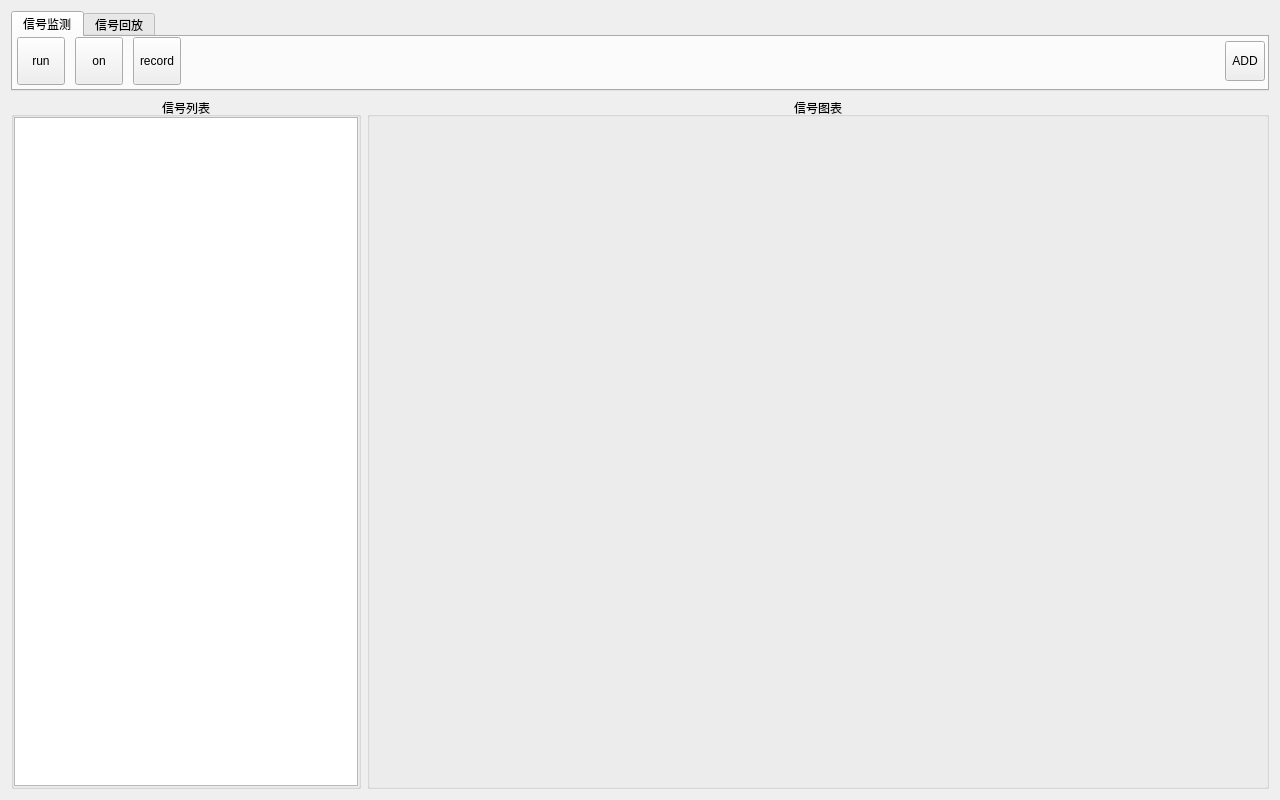
Above: dialogs/monitordialog.ui from L-Net-1992/ADAS_AD_Developer before the change. Below: the same form after it.
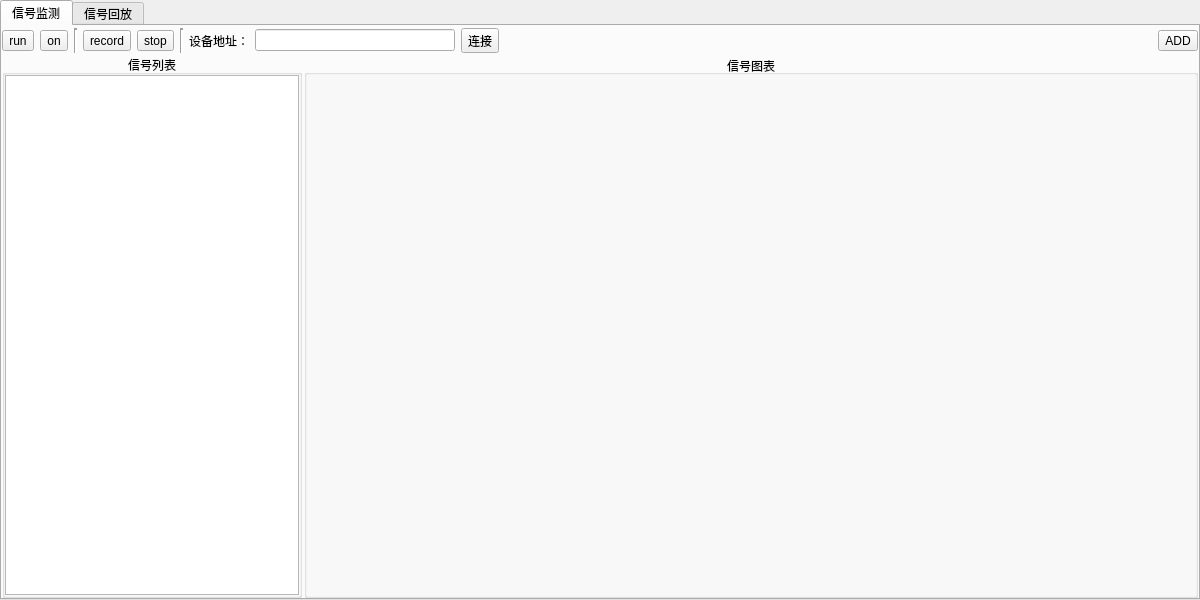
That is the form after the change. Icons and pictures are not drawn.

Commit message: 修改monitor界面，添加录制结束按键；添加鼠标控制chart放大缩小；删除部分无用文件

```diff
--- a/dialogs/monitordialog.ui
+++ b/dialogs/monitordialog.ui
@@ -6,22 +6,31 @@
    <rect>
     <x>0</x>
     <y>0</y>
-    <width>1280</width>
-    <height>800</height>
+    <width>1200</width>
+    <height>600</height>
    </rect>
   </property>
   <property name="windowTitle">
    <string>MonitorDialog</string>
   </property>
   <layout class="QVBoxLayout" name="verticalLayout_3">
+   <property name="spacing">
+    <number>0</number>
+   </property>
+   <property name="leftMargin">
+    <number>0</number>
+   </property>
+   <property name="topMargin">
+    <number>0</number>
+   </property>
+   <property name="rightMargin">
+    <number>0</number>
+   </property>
+   <property name="bottomMargin">
+    <number>0</number>
+   </property>
    <item>
     <widget class="QTabWidget" name="tabWidget">
-     <property name="maximumSize">
-      <size>
-       <width>16777215</width>
-       <height>80</height>
-      </size>
-     </property>
      <property name="currentIndex">
       <number>0</number>
      </property>
@@ -29,41 +38,53 @@
       <attribute name="title">
        <string>信号监测</string>
       </attribute>
-      <widget class="QToolButton" name="btn_monitor_stop">
-       <property name="geometry">
-        <rect>
-         <x>62</x>
-         <y>0</y>
-         <width>48</width>
-         <height>48</height>
-        </rect>
+      <layout class="QVBoxLayout" name="verticalLayout_4">
+       <property name="spacing">
+        <number>0</number>
        </property>
-       <property name="toolTip">
-        <string>stop</string>
+       <property name="leftMargin">
+        <number>0</number>
        </property>
-       <property name="text">
-        <string>on</string>
+       <property name="topMargin">
+        <number>0</number>
        </property>
-       <property name="icon">
-        <iconset resource="../image.qrc">
-         <normaloff>:/res/stop.png</normaloff>:/res/stop.png</iconset>
+       <property name="rightMargin">
+        <number>0</number>
        </property>
-       <property name="iconSize">
+       <property name="bottomMargin">
+        <number>0</number>
+       </property>
+       <item>
+        <widget class="QWidget" name="widget_2" native="true">
+         <property name="maximumSize">
         <size>
-         <width>40</width>
-         <height>40</height>
-        </size>
-       </property>
-      </widget>
+           <width>16777215</width>
+           <height>48</height>
+          </size>
+         </property>
+         <property name="font">
+          <font>
+           <kerning>true</kerning>
+          </font>
+         </property>
+         <property name="autoFillBackground">
+          <bool>false</bool>
+         </property>
+         <layout class="QHBoxLayout" name="horizontalLayout_3">
+          <property name="leftMargin">
+           <number>0</number>
+          </property>
+          <property name="topMargin">
+           <number>2</number>
+          </property>
+          <property name="rightMargin">
+           <number>0</number>
+          </property>
+          <property name="bottomMargin">
+           <number>2</number>
+          </property>
+          <item>
       <widget class="QToolButton" name="btn_monitor_start">
-       <property name="geometry">
-        <rect>
-         <x>4</x>
-         <y>0</y>
-         <width>48</width>
-         <height>48</height>
-        </rect>
-       </property>
        <property name="toolTip">
         <string>start</string>
        </property>
@@ -83,16 +104,53 @@
        <property name="checkable">
         <bool>false</bool>
        </property>
-      </widget>
+            <property name="checked">
+             <bool>false</bool>
+            </property>
+           </widget>
+          </item>
+          <item>
+           <widget class="QToolButton" name="btn_monitor_stop">
+            <property name="toolTip">
+             <string>停止</string>
+            </property>
+            <property name="text">
+             <string>on</string>
+            </property>
+            <property name="icon">
+             <iconset resource="../image.qrc">
+              <normaloff>:/res/stop.png</normaloff>:/res/stop.png</iconset>
+            </property>
+            <property name="iconSize">
+             <size>
+              <width>40</width>
+              <height>40</height>
+             </size>
+            </property>
+           </widget>
+          </item>
+          <item>
+           <widget class="Line" name="line_2">
+            <property name="font">
+             <font>
+              <pointsize>20</pointsize>
+              <bold>true</bold>
+              <kerning>true</kerning>
+             </font>
+            </property>
+            <property name="frameShadow">
+             <enum>QFrame::Sunken</enum>
+            </property>
+            <property name="lineWidth">
+             <number>2</number>
+            </property>
+            <property name="orientation">
+             <enum>Qt::Vertical</enum>
+            </property>
+           </widget>
+          </item>
+          <item>
       <widget class="QToolButton" name="btn_monitor_record">
-       <property name="geometry">
-        <rect>
-         <x>120</x>
-         <y>0</y>
-         <width>48</width>
-         <height>48</height>
-        </rect>
-       </property>
        <property name="toolTip">
         <string>signal record</string>
        </property>
@@ -102,6 +160,9 @@
        <property name="whatsThis">
         <string/>
        </property>
+            <property name="autoFillBackground">
+             <bool>true</bool>
+            </property>
        <property name="text">
         <string>record</string>
        </property>
@@ -119,14 +180,116 @@
         <bool>false</bool>
        </property>
       </widget>
-      <widget class="QToolButton" name="btn_add">
-       <property name="geometry">
-        <rect>
-         <x>1212</x>
-         <y>4</y>
+          </item>
+          <item>
+           <widget class="QToolButton" name="btn_monitor_record_stop">
+            <property name="toolTip">
+             <string>停止</string>
+            </property>
+            <property name="text">
+             <string>stop</string>
+            </property>
+            <property name="icon">
+             <iconset resource="../image.qrc">
+              <normaloff>:/res/Stop1.png</normaloff>:/res/Stop1.png</iconset>
+            </property>
+            <property name="iconSize">
+             <size>
          <width>40</width>
          <height>40</height>
-        </rect>
+             </size>
+            </property>
+           </widget>
+          </item>
+          <item>
+           <widget class="Line" name="line">
+            <property name="font">
+             <font>
+              <pointsize>20</pointsize>
+              <bold>true</bold>
+              <kerning>true</kerning>
+             </font>
+            </property>
+            <property name="frameShadow">
+             <enum>QFrame::Sunken</enum>
+            </property>
+            <property name="lineWidth">
+             <number>2</number>
+            </property>
+            <property name="orientation">
+             <enum>Qt::Vertical</enum>
+            </property>
+           </widget>
+          </item>
+          <item>
+           <widget class="QLabel" name="label">
+            <property name="text">
+             <string>设备地址：</string>
+            </property>
+           </widget>
+          </item>
+          <item>
+           <widget class="QLineEdit" name="lineEdit">
+            <property name="maximumSize">
+             <size>
+              <width>200</width>
+              <height>16777215</height>
+             </size>
+            </property>
+            <property name="styleSheet">
+             <string notr="true">color: rgb(114, 159, 207);</string>
+            </property>
+           </widget>
+          </item>
+          <item>
+           <widget class="QToolButton" name="btn_device_connect">
+            <property name="toolTip">
+             <string>连接设备</string>
+            </property>
+            <property name="statusTip">
+             <string/>
+            </property>
+            <property name="whatsThis">
+             <string/>
+            </property>
+            <property name="text">
+             <string>连接</string>
+            </property>
+            <property name="icon">
+             <iconset resource="../image.qrc">
+              <normaloff>:/res/device.png</normaloff>:/res/device.png</iconset>
+            </property>
+            <property name="iconSize">
+             <size>
+              <width>24</width>
+              <height>24</height>
+             </size>
+            </property>
+            <property name="checkable">
+             <bool>false</bool>
+            </property>
+            <property name="toolButtonStyle">
+             <enum>Qt::ToolButtonTextBesideIcon</enum>
+            </property>
+           </widget>
+          </item>
+          <item>
+           <spacer name="horizontalSpacer_2">
+            <property name="orientation">
+             <enum>Qt::Horizontal</enum>
+            </property>
+            <property name="sizeHint" stdset="0">
+             <size>
+              <width>289</width>
+              <height>20</height>
+             </size>
+            </property>
+           </spacer>
+          </item>
+          <item>
+           <widget class="QToolButton" name="btn_add_chart">
+            <property name="toolTip">
+             <string>添加</string>
        </property>
        <property name="text">
         <string>ADD</string>
@@ -139,11 +302,144 @@
         <enum>Qt::ToolButtonTextUnderIcon</enum>
        </property>
       </widget>
-     </widget>
-     <widget class="QWidget" name="tab_2">
+          </item>
+         </layout>
+        </widget>
+       </item>
+       <item>
+        <layout class="QHBoxLayout" name="horizontalLayout_6">
+         <property name="spacing">
+          <number>2</number>
+         </property>
+         <item>
+          <widget class="QGroupBox" name="groupBox_3">
+           <property name="maximumSize">
+            <size>
+             <width>300</width>
+             <height>16777215</height>
+            </size>
+           </property>
+           <property name="title">
+            <string>信号列表</string>
+           </property>
+           <property name="alignment">
+            <set>Qt::AlignHCenter|Qt::AlignTop</set>
+           </property>
+           <layout class="QHBoxLayout" name="horizontalLayout_5">
+            <property name="spacing">
+             <number>1</number>
+            </property>
+            <property name="leftMargin">
+             <number>0</number>
+            </property>
+            <property name="topMargin">
+             <number>0</number>
+            </property>
+            <property name="rightMargin">
+             <number>0</number>
+            </property>
+            <property name="bottomMargin">
+             <number>0</number>
+            </property>
+            <item>
+             <widget class="QTableWidget" name="monitortableWidget"/>
+            </item>
+           </layout>
+          </widget>
+         </item>
+         <item>
+          <widget class="QGroupBox" name="groupBox_4">
+           <property name="minimumSize">
+            <size>
+             <width>150</width>
+             <height>0</height>
+            </size>
+           </property>
+           <property name="autoFillBackground">
+            <bool>false</bool>
+           </property>
+           <property name="title">
+            <string>信号图表</string>
+           </property>
+           <property name="alignment">
+            <set>Qt::AlignCenter</set>
+           </property>
+           <layout class="QVBoxLayout" name="verticalLayout_5">
+            <property name="spacing">
+             <number>1</number>
+            </property>
+            <property name="leftMargin">
+             <number>0</number>
+            </property>
+            <property name="topMargin">
+             <number>0</number>
+            </property>
+            <property name="rightMargin">
+             <number>0</number>
+            </property>
+            <property name="bottomMargin">
+             <number>0</number>
+            </property>
+           </layout>
+          </widget>
+         </item>
+        </layout>
+       </item>
+      </layout>
+     </widget>
+     <widget class="QWidget" name="tab_signal_replay">
       <attribute name="title">
        <string>信号回放</string>
       </attribute>
+      <layout class="QVBoxLayout" name="verticalLayout">
+       <property name="spacing">
+        <number>0</number>
+       </property>
+       <property name="leftMargin">
+        <number>0</number>
+       </property>
+       <property name="topMargin">
+        <number>0</number>
+       </property>
+       <property name="rightMargin">
+        <number>0</number>
+       </property>
+       <property name="bottomMargin">
+        <number>0</number>
+       </property>
+       <item>
+        <widget class="QWidget" name="widget" native="true">
+         <property name="maximumSize">
+          <size>
+           <width>16777215</width>
+           <height>48</height>
+          </size>
+         </property>
+         <property name="font">
+          <font>
+           <kerning>true</kerning>
+          </font>
+         </property>
+         <property name="autoFillBackground">
+          <bool>false</bool>
+         </property>
+         <layout class="QHBoxLayout" name="horizontalLayout">
+          <property name="spacing">
+           <number>6</number>
+          </property>
+          <property name="leftMargin">
+           <number>0</number>
+          </property>
+          <property name="topMargin">
+           <number>2</number>
+          </property>
+          <property name="rightMargin">
+           <number>0</number>
+          </property>
+          <property name="bottomMargin">
+           <number>2</number>
+          </property>
+          <item>
       <widget class="QToolButton" name="btn_replay_start">
        <property name="enabled">
         <bool>true</bool>
@@ -229,19 +525,33 @@
         </size>
        </property>
       </widget>
-     </widget>
-    </widget>
+          </item>
+          <item>
+           <spacer name="horizontalSpacer">
+            <property name="orientation">
+             <enum>Qt::Horizontal</enum>
+            </property>
+            <property name="sizeHint" stdset="0">
+             <size>
+              <width>785</width>
+              <height>20</height>
+             </size>
+            </property>
+           </spacer>
+          </item>
+         </layout>
+        </widget>
    </item>
    <item>
-    <layout class="QHBoxLayout" name="horizontalLayout">
-     <property name="sizeConstraint">
-      <enum>QLayout::SetDefaultConstraint</enum>
+        <layout class="QHBoxLayout" name="horizontalLayout_2">
+         <property name="spacing">
+          <number>2</number>
      </property>
      <item>
       <widget class="QGroupBox" name="groupBox">
        <property name="maximumSize">
         <size>
-         <width>350</width>
+             <width>300</width>
          <height>16777215</height>
         </size>
        </property>
@@ -251,9 +561,9 @@
        <property name="alignment">
         <set>Qt::AlignCenter</set>
        </property>
-       <layout class="QVBoxLayout" name="verticalLayout">
+           <layout class="QHBoxLayout" name="horizontalLayout_4">
         <property name="spacing">
-         <number>2</number>
+             <number>0</number>
         </property>
         <property name="leftMargin">
          <number>0</number>
@@ -268,18 +578,21 @@
          <number>0</number>
         </property>
         <item>
-         <widget class="QTableWidget" name="tableWidget"/>
+             <widget class="QTableWidget" name="replaytableWidget"/>
         </item>
        </layout>
       </widget>
      </item>
      <item>
       <widget class="QGroupBox" name="groupBox_2">
-       <property name="sizePolicy">
-        <sizepolicy hsizetype="Expanding" vsizetype="Expanding">
-         <horstretch>0</horstretch>
-         <verstretch>0</verstretch>
-        </sizepolicy>
+           <property name="font">
+            <font>
+             <pointsize>11</pointsize>
+             <italic>false</italic>
+             <bold>false</bold>
+             <underline>false</underline>
+             <strikeout>false</strikeout>
+            </font>
        </property>
        <property name="title">
         <string>信号图表</string>
@@ -287,7 +600,7 @@
        <property name="alignment">
         <set>Qt::AlignCenter</set>
        </property>
-       <layout class="QHBoxLayout" name="horizontalLayout_2">
+           <layout class="QVBoxLayout" name="verticalLayout_6">
         <property name="spacing">
          <number>2</number>
         </property>
@@ -303,20 +616,14 @@
         <property name="bottomMargin">
          <number>0</number>
         </property>
-        <item>
-         <layout class="QVBoxLayout" name="verticalLayout_2">
-          <property name="spacing">
-           <number>0</number>
-          </property>
-          <property name="sizeConstraint">
-           <enum>QLayout::SetDefaultConstraint</enum>
-          </property>
-         </layout>
-        </item>
-       </layout>
-      </widget>
-     </item>
-    </layout>
+           </layout>
+          </widget>
+         </item>
+        </layout>
+       </item>
+      </layout>
+     </widget>
+    </widget>
    </item>
   </layout>
  </widget>
```
Left out of the diff: 28 changed lines with no effect on the pictures. Lines whose indentation alone changed are shown as unchanged. The commit also changes 16 other files.
